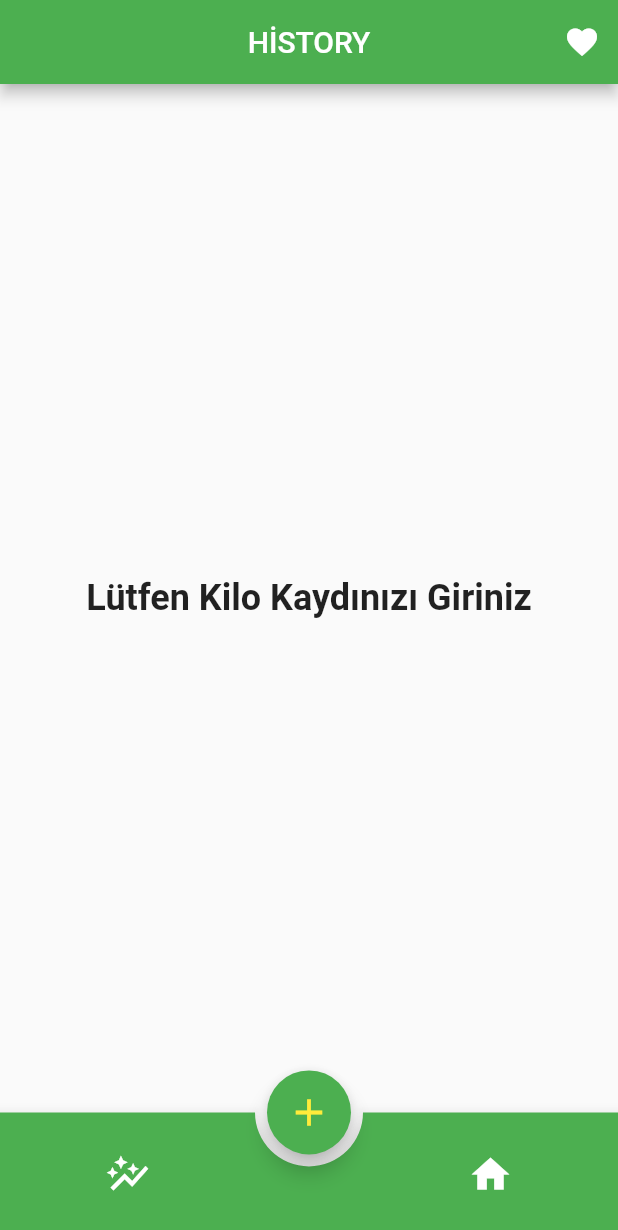
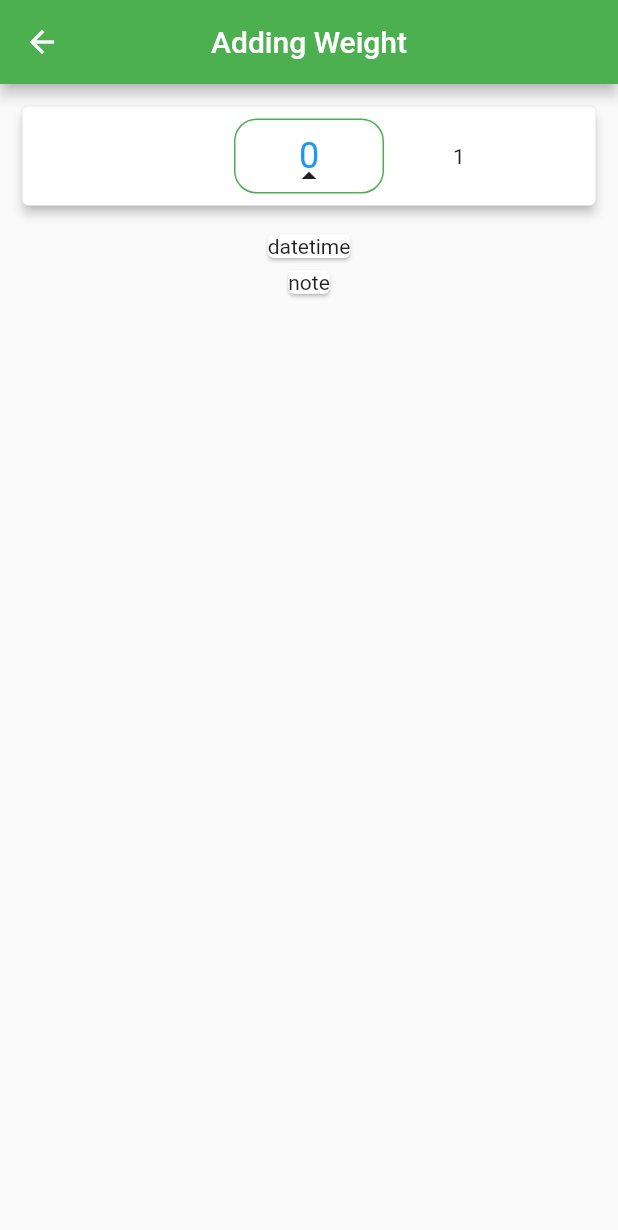
Before and after one commit to fahricandurucan/weight_tracking_app_flutter, a Flutter app: the screen it shows after launch, after a tap on the "add" icon, on a phone screen of 412 x 824 dp. Shown: the top 1230 px of the screen. Run offline on Flutter 3.47's test engine with Material 2 defaults, Android fonts, the phone set to English and light mode, and no system bars; drawn by our look-alikes of animated_bottom_navigation_bar, numberpicker; our stand-ins replace get.

Commit message:
weight adding page added to project

```diff
--- a/lib/controller.dart
+++ b/lib/controller.dart
@@ -4,6 +4,8 @@ import 'package:get/get.dart';
 import 'model/record_model.dart';
 
 class Controller extends GetxController{
+
+  int weight = 0;
 
   var recordList = <Record>[
     // Record(weight: 70, dateTime: DateTime.now(),note: "fahrşcan"),
--- /dev/null
+++ b/lib/screens/adding_page.dart
@@ -0,0 +1,79 @@
+import 'package:flutter/material.dart';
+import 'package:get/get.dart';
+import 'package:numberpicker/numberpicker.dart';
+
+import '../controller.dart';
+
+class AddingPage extends StatefulWidget {
+  const AddingPage({Key? key}) : super(key: key);
+
+  @override
+  State<AddingPage> createState() => _AddingPageState();
+}
+
+class _AddingPageState extends State<AddingPage> {
+
+  final Controller controller = Get.put(Controller());
+
+  int currentValue = 0;
+
+  @override
+  Widget build(BuildContext context) {
+    return Scaffold(
+      appBar: AppBar(
+        title: Text("Adding Weight"),
+        centerTitle: true,
+      ),
+      body: Column(
+        crossAxisAlignment: CrossAxisAlignment.center,
+        children: [
+          Card(
+            margin: EdgeInsets.all(15),
+            elevation: 3,
+            child: weightCard(),
+          ),
+          Card(
+            child: Text("datetime"),
+          ),
+          Card(
+            child: Text("note"),
+          ),
+
+        ],
+      ),
+    );
+  }
+
+  Widget weightCard() {
+    return Padding(
+      padding: const EdgeInsets.all(8.0),
+      child: Row(
+        mainAxisAlignment: MainAxisAlignment.center,
+        children: [
+          Stack(
+            alignment: Alignment.bottomCenter,
+            children: [
+              NumberPicker(
+                axis: Axis.horizontal,
+                itemCount: 3,
+                minValue: 0,
+                maxValue: 200,
+                value: controller.weight,
+                onChanged: (value){
+                  setState(() {
+                    controller.weight = value;
+                  });
+                },
+                decoration: BoxDecoration(
+                  borderRadius: BorderRadius.circular(15),
+                  border: Border.all(color: Colors.green),
+                ),
+              ),
+              Icon(Icons.arrow_drop_up),
+            ],
+          ),
+        ],
+      ),
+    );
+  }
+}
--- a/lib/screens/home_page.dart
+++ b/lib/screens/home_page.dart
@@ -2,6 +2,7 @@ import 'package:animated_bottom_navigation_bar/animated_bottom_navigation_bar.da
 import 'package:flutter/material.dart';
 import 'package:get/get.dart';
 import 'package:get/get_core/src/get_main.dart';
+import 'package:weight_tracking_app/screens/adding_page.dart';
 import 'package:weight_tracking_app/screens/graph_page.dart';
 import 'package:weight_tracking_app/screens/history_page.dart';
 
@@ -26,9 +27,7 @@ class _HomePageState extends State<HomePage> {
         backgroundColor: Colors.green,
         child: Icon(Icons.add,size: 30,color: a == 3 ? Colors.yellow : Colors.white,),
         onPressed: (){
-          setState(() {
-            a = 3;
-          });
+          Get.to(AddingPage());
         },
       ),
       floatingActionButtonLocation: FloatingActionButtonLocation.centerDocked,
--- a/pubspec.yaml
+++ b/pubspec.yaml
@@ -34,6 +34,7 @@ dependencies:
   animated_bottom_navigation_bar: ^1.2.0
   intl: ^0.18.1
   uuid: ^3.0.7
+  numberpicker: ^2.1.2
 
 
   # The following adds the Cupertino Icons font to your application.
```
